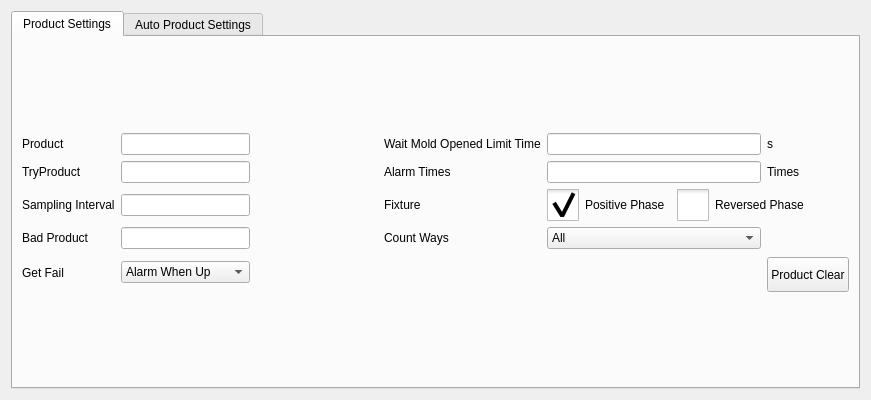
First picture: the form in hcsettings/ichcproductsettingframe.ui, repository dongdong-2009/3-5AxisRobot, before the edit.
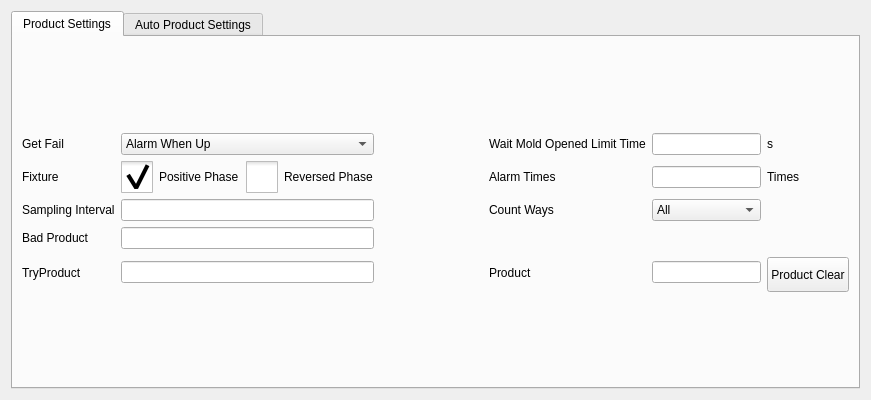
Second picture: the form after the edit. Icons and pictures are not drawn. Custom widgets are drawn as their Qt base class.

Diff of the .ui file:
```diff
--- a/hcsettings/ichcproductsettingframe.ui
+++ b/hcsettings/ichcproductsettingframe.ui
@@ -32,16 +32,6 @@
       <layout class="QVBoxLayout" name="verticalLayout_2">
        <item>
         <layout class="QGridLayout" name="gridLayout_2">
-         <item row="0" column="0">
-          <widget class="QLabel" name="label">
-           <property name="text">
-            <string>Product</string>
-           </property>
-          </widget>
-         </item>
-         <item row="0" column="1">
-          <widget class="ICLineEditWithVirtualNumericKeypad" name="productLineEdit"/>
-         </item>
          <item row="0" column="2">
           <spacer name="horizontalSpacer">
            <property name="orientation">
@@ -65,16 +55,6 @@
          <item row="0" column="4">
           <widget class="ICLineEditWithVirtualNumericKeypad" name="waitTimeEdit"/>
          </item>
-         <item row="1" column="0">
-          <widget class="QLabel" name="label_7">
-           <property name="text">
-            <string>TryProduct</string>
-           </property>
-          </widget>
-         </item>
-         <item row="1" column="1">
-          <widget class="ICLineEditWithVirtualNumericKeypad" name="tryProductEdit"/>
-         </item>
          <item row="1" column="3">
           <widget class="QLabel" name="label_5">
            <property name="text">
@@ -95,105 +75,6 @@
          <item row="2" column="1">
           <widget class="ICLineEditWithVirtualNumericKeypad" name="samplingEdit"/>
          </item>
-         <item row="2" column="3">
-          <widget class="QLabel" name="label_17">
-           <property name="styleSheet">
-            <string notr="true">height:27px ;</string>
-           </property>
-           <property name="text">
-            <string>Fixture</string>
-           </property>
-          </widget>
-         </item>
-         <item row="2" column="4" colspan="2">
-          <layout class="QHBoxLayout" name="horizontalLayout_2">
-           <item>
-            <widget class="QCheckBox" name="positiveCheckBox">
-             <property name="styleSheet">
-              <string notr="true">::indicator {
-     width: 32px;
-     height: 32px;
- }
-
-::indicator:unchecked 
-{
-     image: url(:/resource/check_unchecked.png);
- }
-::indicator:checked 
-{
-     image: url(:/resource/check_checked.png);
- }
-
-QRadioButton::indicator:checked:disabled
-{
- image: url(:/resource/check_checked_disable.png);
-}
-
-QRadioButton::indicator:unchecked:disabled
-{
- image: url(:/resource/check_unchecked_disable.png);
-}</string>
-             </property>
-             <property name="text">
-              <string>Positive Phase</string>
-             </property>
-             <property name="checked">
-              <bool>true</bool>
-             </property>
-             <attribute name="buttonGroup">
-              <string notr="true">buttonGroup</string>
-             </attribute>
-            </widget>
-           </item>
-           <item>
-            <widget class="QCheckBox" name="reversedCheckBox">
-             <property name="acceptDrops">
-              <bool>false</bool>
-             </property>
-             <property name="autoFillBackground">
-              <bool>false</bool>
-             </property>
-             <property name="styleSheet">
-              <string notr="true">::indicator {
-     width: 32px;
-     height: 32px;
- }
-
-::indicator:unchecked 
-{
-     image: url(:/resource/check_unchecked.png);
- }
-::indicator:checked 
-{
-     image: url(:/resource/check_checked.png);
- }
-
-QRadioButton::indicator:checked:disabled
-{
- image: url(:/resource/check_checked_disable.png);
-}
-
-QRadioButton::indicator:unchecked:disabled
-{
- image: url(:/resource/check_unchecked_disable.png);
-}</string>
-             </property>
-             <property name="text">
-              <string>Reversed Phase</string>
-             </property>
-             <property name="checkable">
-              <bool>true</bool>
-             </property>
-             <property name="checked">
-              <bool>false</bool>
-             </property>
-             <attribute name="buttonGroup">
-              <string notr="true">buttonGroup</string>
-             </attribute>
-            </widget>
-           </item>
-          </layout>
-         </item>
          <item row="3" column="0">
           <widget class="QLabel" name="label_9">
            <property name="text">
@@ -204,71 +85,6 @@
          <item row="3" column="1">
           <widget class="ICLineEditWithVirtualNumericKeypad" name="samplingEdit_3"/>
          </item>
-         <item row="3" column="3">
-          <widget class="QLabel" name="label_18">
-           <property name="styleSheet">
-            <string notr="true">height:27px ;</string>
-           </property>
-           <property name="text">
-            <string>Count Ways</string>
-           </property>
-          </widget>
-         </item>
-         <item row="3" column="4">
-          <widget class="QComboBox" name="countUnitBox">
-           <item>
-            <property name="text">
-             <string>All</string>
-            </property>
-           </item>
-           <item>
-            <property name="text">
-             <string>Good</string>
-            </property>
-           </item>
-           <item>
-            <property name="text">
-             <string>Stack-1</string>
-            </property>
-           </item>
-           <item>
-            <property name="text">
-             <string>Stack-2</string>
-            </property>
-           </item>
-           <item>
-            <property name="text">
-             <string>Stack-3</string>
-            </property>
-           </item>
-           <item>
-            <property name="text">
-             <string>Stack-4</string>
-            </property>
-           </item>
-          </widget>
-         </item>
-         <item row="4" column="0">
-          <widget class="QLabel" name="label_10">
-           <property name="text">
-            <string>Get Fail</string>
-           </property>
-          </widget>
-         </item>
-         <item row="4" column="1">
-          <widget class="QComboBox" name="getFailWay">
-           <item>
-            <property name="text">
-             <string>Alarm When Up</string>
-            </property>
-           </item>
-           <item>
-            <property name="text">
-             <string>Alarm Once</string>
-            </property>
-           </item>
-          </widget>
-         </item>
          <item row="4" column="5" colspan="2">
           <widget class="QPushButton" name="productClearButton">
            <property name="minimumSize">
@@ -308,6 +124,190 @@
            </property>
           </widget>
          </item>
+         <item row="4" column="3">
+          <widget class="QLabel" name="label">
+           <property name="text">
+            <string>Product</string>
+           </property>
+          </widget>
+         </item>
+         <item row="4" column="4">
+          <widget class="ICLineEditWithVirtualNumericKeypad" name="productLineEdit"/>
+         </item>
+         <item row="0" column="0">
+          <widget class="QLabel" name="label_10">
+           <property name="text">
+            <string>Get Fail</string>
+           </property>
+          </widget>
+         </item>
+         <item row="0" column="1">
+          <widget class="QComboBox" name="getFailWay">
+           <item>
+            <property name="text">
+             <string>Alarm When Up</string>
+            </property>
+           </item>
+           <item>
+            <property name="text">
+             <string>Alarm Once</string>
+            </property>
+           </item>
+          </widget>
+         </item>
+         <item row="4" column="0">
+          <widget class="QLabel" name="label_7">
+           <property name="text">
+            <string>TryProduct</string>
+           </property>
+          </widget>
+         </item>
+         <item row="4" column="1">
+          <widget class="ICLineEditWithVirtualNumericKeypad" name="tryProductEdit"/>
+         </item>
+         <item row="1" column="0">
+          <widget class="QLabel" name="label_17">
+           <property name="styleSheet">
+            <string notr="true">height:27px ;</string>
+           </property>
+           <property name="text">
+            <string>Fixture</string>
+           </property>
+          </widget>
+         </item>
+         <item row="1" column="1">
+          <layout class="QHBoxLayout" name="horizontalLayout_2">
+           <item>
+            <widget class="QCheckBox" name="positiveCheckBox">
+             <property name="styleSheet">
+              <string notr="true">::indicator {
+     width: 32px;
+     height: 32px;
+ }
+
+::indicator:unchecked 
+{
+     image: url(:/resource/check_unchecked.png);
+ }
+::indicator:checked 
+{
+     image: url(:/resource/check_checked.png);
+ }
+
+QRadioButton::indicator:checked:disabled
+{
+ image: url(:/resource/check_checked_disable.png);
+}
+
+QRadioButton::indicator:unchecked:disabled
+{
+ image: url(:/resource/check_unchecked_disable.png);
+}</string>
+             </property>
+             <property name="text">
+              <string>Positive Phase</string>
+             </property>
+             <property name="checked">
+              <bool>true</bool>
+             </property>
+             <attribute name="buttonGroup">
+              <string notr="true">buttonGroup</string>
+             </attribute>
+            </widget>
+           </item>
+           <item>
+            <widget class="QCheckBox" name="reversedCheckBox">
+             <property name="acceptDrops">
+              <bool>false</bool>
+             </property>
+             <property name="autoFillBackground">
+              <bool>false</bool>
+             </property>
+             <property name="styleSheet">
+              <string notr="true">::indicator {
+     width: 32px;
+     height: 32px;
+ }
+
+::indicator:unchecked 
+{
+     image: url(:/resource/check_unchecked.png);
+ }
+::indicator:checked 
+{
+     image: url(:/resource/check_checked.png);
+ }
+
+QRadioButton::indicator:checked:disabled
+{
+ image: url(:/resource/check_checked_disable.png);
+}
+
+QRadioButton::indicator:unchecked:disabled
+{
+ image: url(:/resource/check_unchecked_disable.png);
+}</string>
+             </property>
+             <property name="text">
+              <string>Reversed Phase</string>
+             </property>
+             <property name="checkable">
+              <bool>true</bool>
+             </property>
+             <property name="checked">
+              <bool>false</bool>
+             </property>
+             <attribute name="buttonGroup">
+              <string notr="true">buttonGroup</string>
+             </attribute>
+            </widget>
+           </item>
+          </layout>
+         </item>
+         <item row="2" column="3">
+          <widget class="QLabel" name="label_18">
+           <property name="styleSheet">
+            <string notr="true">height:27px ;</string>
+           </property>
+           <property name="text">
+            <string>Count Ways</string>
+           </property>
+          </widget>
+         </item>
+         <item row="2" column="4">
+          <widget class="QComboBox" name="countUnitBox">
+           <item>
+            <property name="text">
+             <string>All</string>
+            </property>
+           </item>
+           <item>
+            <property name="text">
+             <string>Good</string>
+            </property>
+           </item>
+           <item>
+            <property name="text">
+             <string>Stack-1</string>
+            </property>
+           </item>
+           <item>
+            <property name="text">
+             <string>Stack-2</string>
+            </property>
+           </item>
+           <item>
+            <property name="text">
+             <string>Stack-3</string>
+            </property>
+           </item>
+           <item>
+            <property name="text">
+             <string>Stack-4</string>
+            </property>
+           </item>
+          </widget>
+         </item>
         </layout>
        </item>
       </layout>
```
